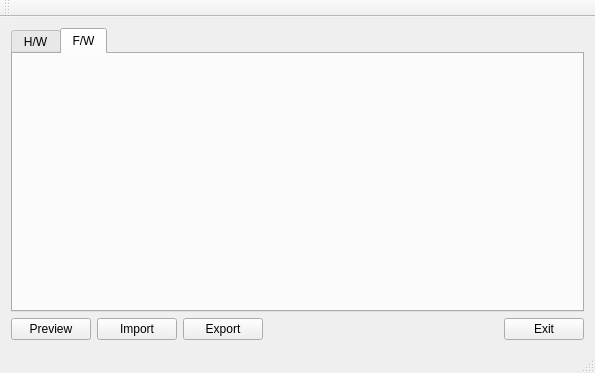
The window that mainwindow.ui (allenck/FontXEdit) describes before a commit, drawn with Qt 5.
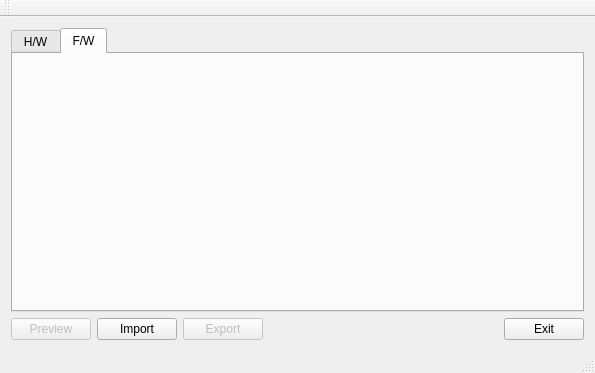
The same window after the commit.

```diff
--- a/mainwindow.ui
+++ b/mainwindow.ui
@@ -36,6 +36,9 @@
      <layout class="QHBoxLayout" name="horizontalLayout">
       <item>
        <widget class="QPushButton" name="idc_pvc">
+        <property name="enabled">
+         <bool>false</bool>
+        </property>
         <property name="text">
          <string>Preview</string>
         </property>
@@ -50,6 +53,9 @@
       </item>
       <item>
        <widget class="QPushButton" name="idc_exp">
+        <property name="enabled">
+         <bool>false</bool>
+        </property>
         <property name="text">
          <string>Export</string>
         </property>
```
